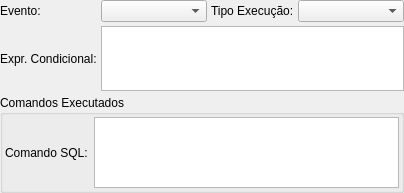
This is pgmodeler_ui/ui/regrawidget.ui in erdincay/pgmodeler-old as Qt 5 draws it before an edit. The edited form follows.
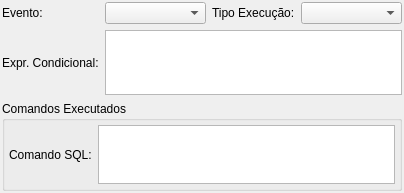
This is the edited form.

What changed in the file:
```diff
--- a/pgmodeler_ui/ui/regrawidget.ui
+++ b/pgmodeler_ui/ui/regrawidget.ui
@@ -21,10 +21,10 @@
   </property>
   <layout class="QGridLayout" name="regra_grid">
    <property name="margin">
-    <number>0</number>
+    <number>2</number>
    </property>
    <property name="spacing">
-    <number>4</number>
+    <number>6</number>
    </property>
    <item row="0" column="0">
     <widget class="QLabel" name="tipo_evento_lbl">
@@ -196,7 +196,10 @@
      </property>
      <layout class="QGridLayout" name="gridLayout">
       <property name="margin">
-       <number>2</number>
+       <number>4</number>
+      </property>
+      <property name="spacing">
+       <number>6</number>
       </property>
       <item row="0" column="0">
        <widget class="QLabel" name="comando_lbl">
```
